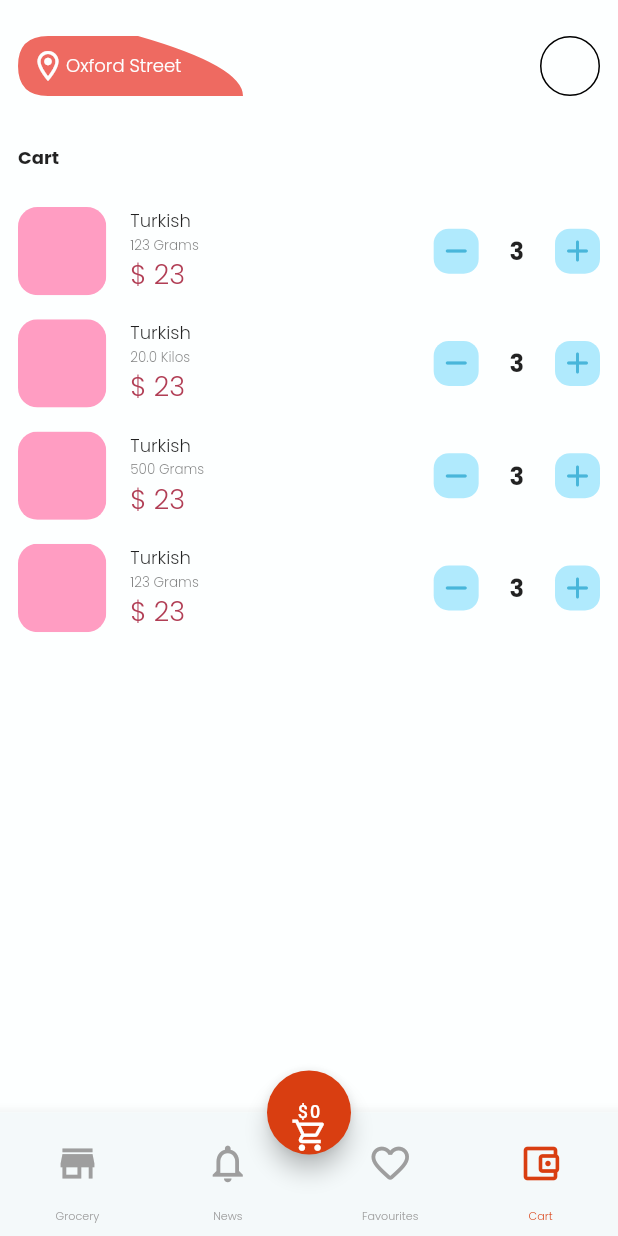
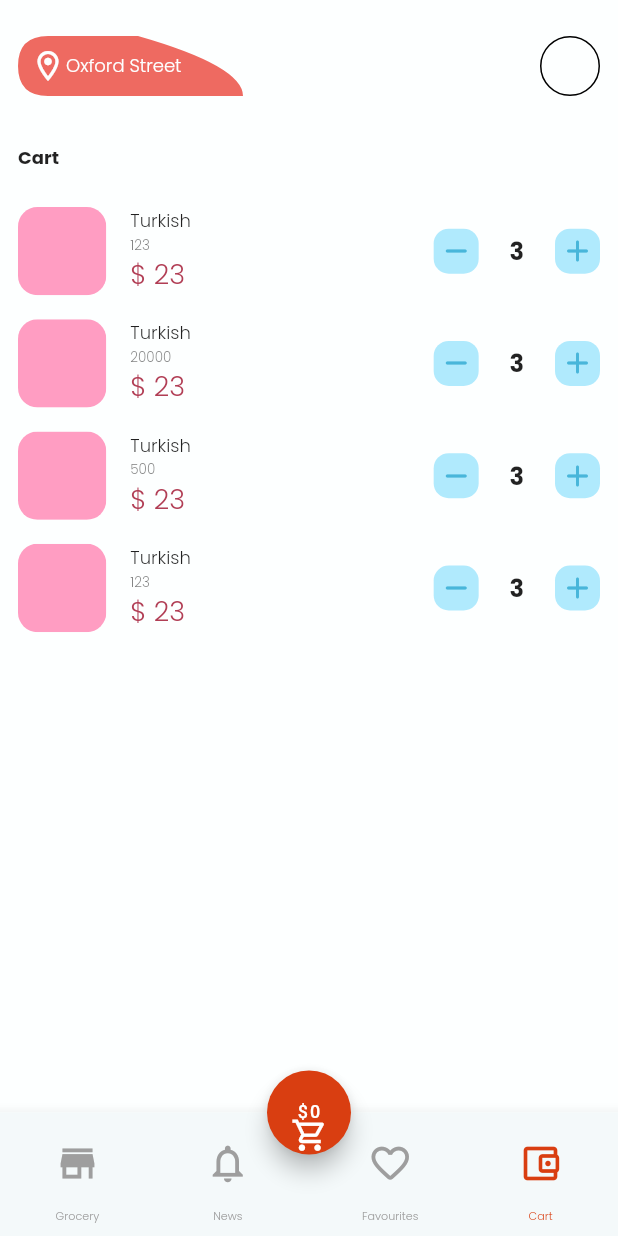
Before and after one commit to 2Math0/E_Commerce_Demo, a Flutter app: the screen it shows after launch, item 4 of the bottom bar chosen, on a phone screen of 412 x 824 dp. Run offline on Flutter 3.47's test engine with Material 2 defaults, Android fonts, the phone set to English and light mode, and no system bars; our stand-ins replace get; Roboto replaces fonts that are missing (Helvetica).

Commit message:
all models is ready

```diff
--- /dev/null
+++ b/lib/model/cart_model.dart
@@ -0,0 +1,90 @@
+// To parse this JSON data, do
+//
+//     final cart = cartFromJson(jsonString);
+
+import 'dart:convert';
+
+Cart cartFromJson(String str) => Cart.fromJson(json.decode(str));
+
+String cartToJson(Cart data) => json.encode(data.toJson());
+
+class Cart {
+  Cart({
+    required this.cart,
+  });
+
+  List<CartElement> cart;
+
+  factory Cart.fromJson(Map<String, dynamic> json) => Cart(
+        cart: List<CartElement>.from(
+            json["cart"].map((x) => CartElement.fromJson(x))),
+      );
+
+  Map<String, dynamic> toJson() => {
+        "cart": List<dynamic>.from(cart.map((x) => x.toJson())),
+      };
+}
+
+class CartElement {
+  CartElement({
+    required this.name,
+    required this.measure,
+    required this.price,
+    required this.itemColor,
+    required this.quantity,
+  });
+
+  String name;
+  String measure;
+  int price;
+  String itemColor;
+  int quantity;
+
+  factory CartElement.fromJson(Map<String, dynamic> json) => CartElement(
+        name: json["name"],
+        measure: json["measure"],
+        price: json["price"],
+        itemColor: json["itemColor"],
+        quantity: json["quantity"],
+      );
+
+  Map<String, dynamic> toJson() => {
+        "name": name,
+        "measure": measure,
+        "price": price,
+        "itemColor": itemColor,
+        "quantity": quantity,
+      };
+}
+
+// {
+// "cart" : [{
+// "name": "Turkish",
+// "measure": "173 Grams",
+// "price": 25,
+// "itemColor": "f9bdad",
+// "quantity": 2
+// },
+// {
+// "name": "Salmon",
+// "measure": "2 Serving",
+// "price": 30,
+// "itemColor": "b0eafd",
+// "quantity": 1
+// },
+// {
+// "name": "Red Juice",
+// "measure": "1 Bottle",
+// "price": 25,
+// "itemColor": "ff9dc2",
+// "quantity": 3
+// },
+// {
+// "name": "Cola",
+// "measure": "1 Bottle",
+// "price": 11,
+// "itemColor": "ccb8ff",
+// "quantity": 2
+// }
+// ]
+// }
--- a/lib/view/screens/cart.dart
+++ b/lib/view/screens/cart.dart
@@ -28,27 +28,31 @@ class CartPage extends StatelessWidget {
               CartItem(
                   size: size,
                   name: 'Turkish',
-                  quantity: 123,
+                  measure: '123',
                   price: 23,
-                  itemColor: kPinkColor83),
+                  itemColor: kPinkColor83,
+                  quantity: 3),
               CartItem(
                   size: size,
                   name: 'Turkish',
-                  quantity: 20000,
+                  measure: '20000',
                   price: 23,
-                  itemColor: kPinkColor83),
+                  itemColor: kPinkColor83,
+                  quantity: 3),
               CartItem(
                   size: size,
                   name: 'Turkish',
-                  quantity: 500,
+                  measure: '500',
                   price: 23,
-                  itemColor: kPinkColor83),
+                  itemColor: kPinkColor83,
+                  quantity: 3),
               CartItem(
                   size: size,
                   name: 'Turkish',
-                  quantity: 123,
+                  measure: '123',
                   price: 23,
-                  itemColor: kPinkColor83),
+                  itemColor: kPinkColor83,
+                  quantity: 3),
             ],
           ),
         ],
--- a/lib/view/widgets/bars/numerical_bar.dart
+++ b/lib/view/widgets/bars/numerical_bar.dart
@@ -8,9 +8,11 @@ class NumericalBar extends StatelessWidget {
   const NumericalBar({
     Key? key,
     required this.size,
+    required this.quantity,
   }) : super(key: key);
 
   final Size size;
+  final int quantity;
 
   @override
   Widget build(BuildContext context) {
@@ -22,7 +24,7 @@ class NumericalBar extends StatelessWidget {
             iconColor: kBlueColor83),
         SizedBox(width: size.width * 0.05),
         Text(
-          '3',
+          "$quantity",
           style: kTitleStyle.copyWith(fontSize: 16),
         ),
         SizedBox(width: size.width * 0.05),
--- a/lib/view/widgets/items/cart_item.dart
+++ b/lib/view/widgets/items/cart_item.dart
@@ -10,20 +10,22 @@ class CartItem extends StatelessWidget {
     Key? key,
     required this.size,
     required this.name,
-    required this.quantity,
+    required this.measure,
     required this.price,
     required this.itemColor,
+    required this.quantity,
   }) : super(key: key);
 
   final Size size;
   final String name;
-  final int quantity;
+  final String measure;
   final int price;
   final Color itemColor;
+  final int quantity;
 
-  String get quantityFixer => (quantity / 1000) > 1
-      ? '${(quantity / 1000).toStringAsFixed(1)} Kilos'
-      : '$quantity Grams';
+  // String get quantityFixer => (weight / 1000) > 1
+  //     ? '${(weight / 1000).toStringAsFixed(1)} Kilos'
+  //     : '$weight Grams';
   @override
   Widget build(BuildContext context) {
     return Padding(
@@ -41,7 +43,7 @@ class CartItem extends StatelessWidget {
                 children: [
                   Text(name, style: kNormalText),
                   Text(
-                    quantityFixer,
+                    measure,
                     style: kSmallText.copyWith(color: Colors.black54),
                   ),
                   Text(
@@ -53,7 +55,7 @@ class CartItem extends StatelessWidget {
               ),
             ],
           ),
-          NumericalBar(size: size),
+          NumericalBar(size: size, quantity: quantity),
         ],
       ),
     );
```
Also changed, not shown: lib/controller/media_query_controller.dart (added, +10 -0 lines), lib/model/address_model.dart (added, +66 -0 lines), lib/model/ads_banner_model.dart (added, +75 -0 lines), lib/model/categories_model.dart (added, +57 -0 lines), lib/model/daily_deals_model.dart (added, +90 -0 lines).
